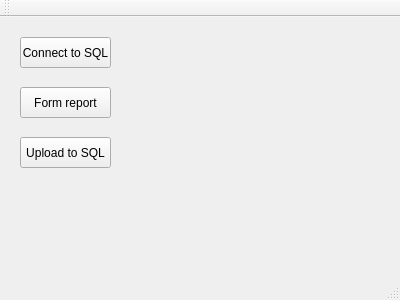
Above: mainwindow.ui from roman25/SQL_SPIK before the change. Below: the same form after it.
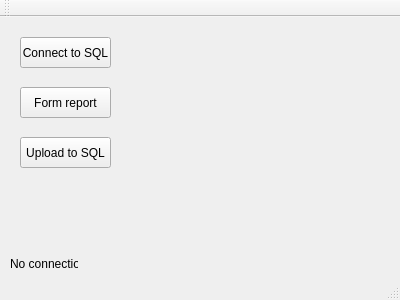
That is the form after the change.

The edit to the form file:
```diff
--- a/mainwindow.ui
+++ b/mainwindow.ui
@@ -53,6 +53,19 @@
      <string>Upload to SQL</string>
     </property>
    </widget>
+   <widget class="QLabel" name="connectLabel">
+    <property name="geometry">
+     <rect>
+      <x>10</x>
+      <y>240</y>
+      <width>68</width>
+      <height>13</height>
+     </rect>
+    </property>
+    <property name="text">
+     <string>No connection</string>
+    </property>
+   </widget>
   </widget>
   <widget class="QToolBar" name="mainToolBar">
    <attribute name="toolBarArea">
```
